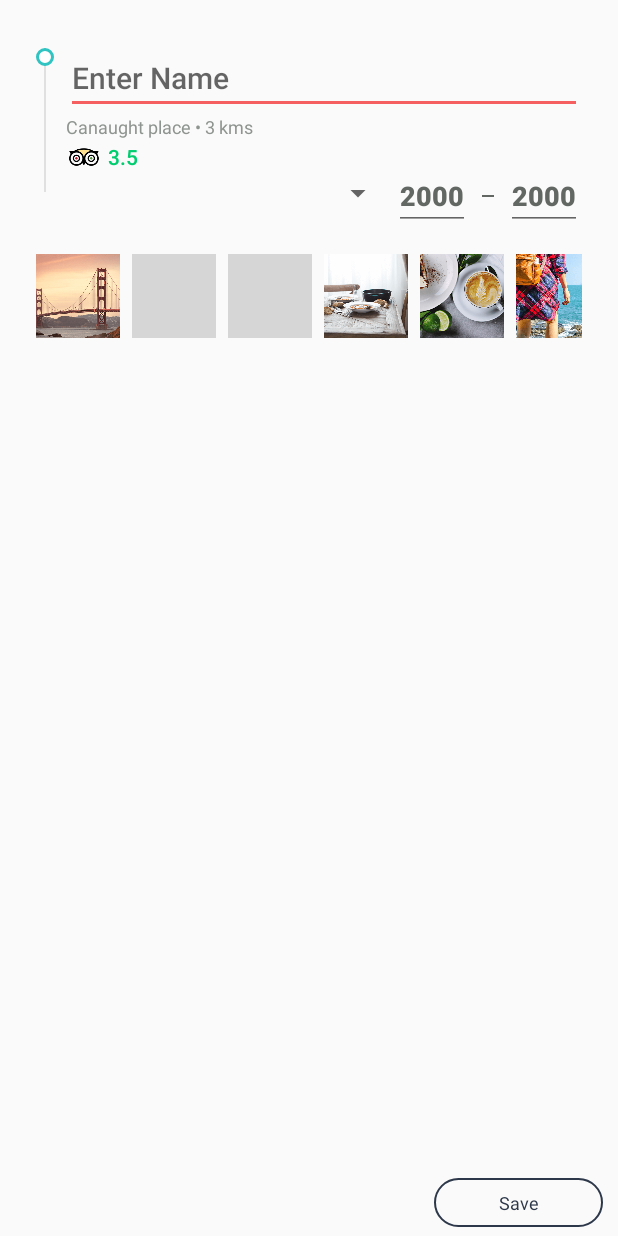
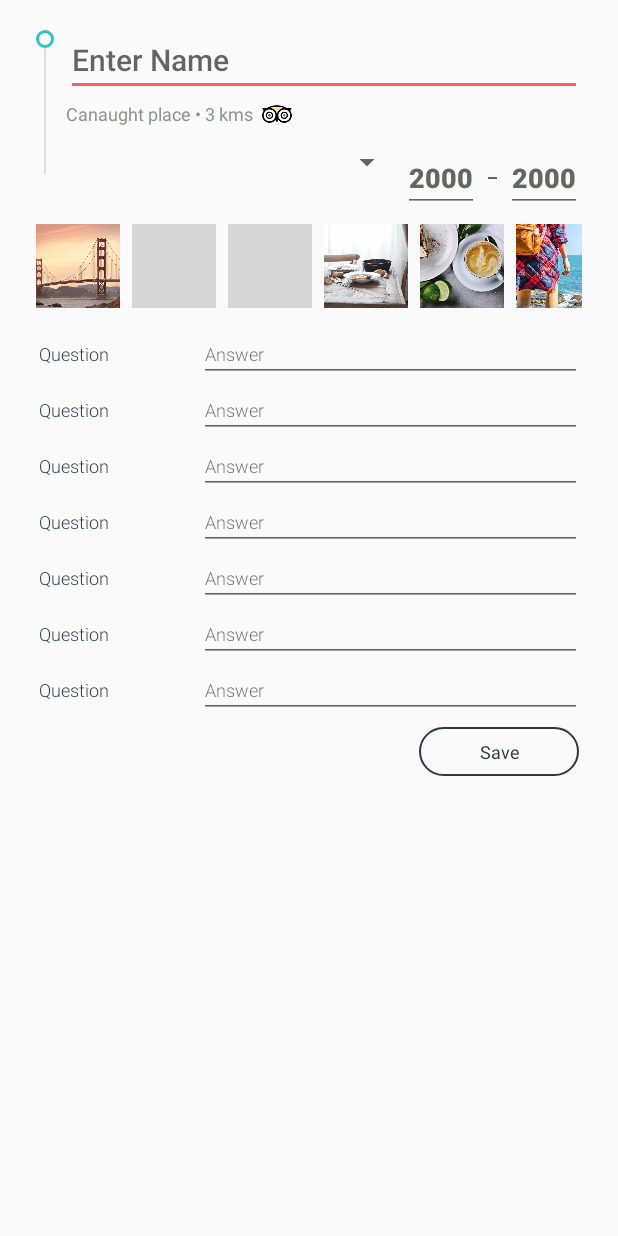
Before and after one commit to srreema/green-list, an Android app: the AddListingActivity screen opened directly, with no data from a screen before it, on a phone screen of 412 x 824 dp. Run offline under Robolectric (Android 15) with nearby library versions, the phone set to English and light mode, and no system bars; libraries missing offline, so code that uses them is left out: io.realm; 3 statements that could not run were skipped; grey boxes are pictures that could not be loaded.

Commit message:
Add Listing form UI completed.

```diff
--- a/app/src/main/java/com/styx/mobile/greenlist/ui/AddListingActivity.java
+++ b/app/src/main/java/com/styx/mobile/greenlist/ui/AddListingActivity.java
@@ -1,60 +1,51 @@
 package com.styx.mobile.greenlist.ui;
 
-import android.database.DataSetObserver;
 import android.os.Bundle;
-import android.os.PersistableBundle;
-import android.support.annotation.NonNull;
 import android.support.v7.app.AppCompatActivity;
-import android.view.View;
-import android.view.ViewGroup;
 import android.widget.ArrayAdapter;
+import android.widget.EditText;
 import android.widget.Spinner;
-import android.widget.SpinnerAdapter;
 
 import com.styx.mobile.greenlist.R;
+import com.styx.mobile.greenlist.models.Listing;
 import com.styx.mobile.greenlist.models.Type;
 
 import java.util.ArrayList;
-import java.util.Collection;
-import java.util.Date;
-import java.util.Iterator;
-import java.util.List;
-import java.util.ListIterator;
 
-import io.realm.OrderedRealmCollection;
 import io.realm.Realm;
-import io.realm.RealmBaseAdapter;
-import io.realm.RealmConfiguration;
-import io.realm.RealmModel;
-import io.realm.RealmQuery;
 import io.realm.RealmResults;
-import io.realm.Sort;
 
 public class AddListingActivity extends AppCompatActivity {
     Realm realm;
-
+    Listing newListing;
+    Spinner spinnerType;
+    EditText editTextListingName, editTextMinPrice, editTextMaxPrice;
 
     @Override
     protected void onCreate(Bundle savedInstanceState) {
         super.onCreate(savedInstanceState);
         realm = Realm.getDefaultInstance();
-
         setContentView(R.layout.activity_addlisting);
-        initalizeForm();
+        initializeUI();
     }
 
-    void initalizeForm() {
-        Spinner spinnerType = (Spinner) findViewById(R.id.spinnerType);
-        final RealmResults<Type> typeRealmResults = realm.where(Type.class).findAll();
+    void initializeUI() {
+        newListing = new Listing();
+
+        spinnerType = (Spinner) findViewById(R.id.spinnerType);
+        editTextListingName = (EditText) findViewById(R.id.editTextListingName);
+        editTextMinPrice = (EditText) findViewById(R.id.editTextMinPrice);
+        editTextMaxPrice = (EditText) findViewById(R.id.editTextMaxPrice);
 
         ArrayList<String> arrayList = new ArrayList<>();
-
-        RealmResults<Type> types = realm.where(Type.class).findAll();
-        for (Type type : types) {
+        RealmResults<Type> typeRealmResults = realm.where(Type.class).findAll();
+        for (Type type : typeRealmResults) {
             arrayList.add(type.getName());
         }
-        ArrayAdapter adapter = new ArrayAdapter(this, android.R.layout.simple_list_item_1, arrayList);
+        ArrayAdapter<String> adapter = new ArrayAdapter<>(this, android.R.layout.simple_list_item_1, arrayList);
+
         spinnerType.setAdapter(adapter);
+
     }
 
     @Override
--- a/app/src/main/res/layout/activity_addlisting.xml
+++ b/app/src/main/res/layout/activity_addlisting.xml
@@ -1,26 +1,17 @@
 <?xml version="1.0" encoding="utf-8"?>
-<RelativeLayout xmlns:android="http://schemas.android.com/apk/res/android"
+<ScrollView xmlns:android="http://schemas.android.com/apk/res/android"
     android:layout_width="match_parent"
-    android:layout_height="wrap_content"
-    android:orientation="vertical">
+    android:layout_height="match_parent">
 
     <RelativeLayout
         android:layout_width="match_parent"
         android:layout_height="wrap_content"
-        android:layout_marginBottom="0dp"
-        android:orientation="vertical"
         android:paddingLeft="24dp"
         android:paddingRight="24dp"
-        android:paddingTop="12dp">
-
-        <RelativeLayout
-            android:id="@+id/full_header_layout"
-            android:layout_width="wrap_content"
-            android:layout_height="wrap_content"
         android:paddingTop="16dp">
 
         <RelativeLayout
-                android:id="@+id/circle_layout"
+            android:id="@+id/relativeLayoutCircle"
             android:layout_width="wrap_content"
             android:layout_height="wrap_content"
             android:layout_marginRight="8dp"
@@ -39,130 +30,46 @@
                 android:background="@drawable/shape_circle_ex_red" />
         </RelativeLayout>
 
-            <LinearLayout
-                android:id="@+id/throw_header_layout"
+        <RelativeLayout
+            android:id="@+id/relativeLayoutHeader"
             android:layout_width="wrap_content"
             android:layout_height="wrap_content"
-                android:layout_toRightOf="@+id/circle_layout"
-                android:paddingBottom="8dp"
-                android:paddingLeft="0dp"
-                android:paddingRight="0dp">
-
-                <RelativeLayout
-                    android:id="@+id/header_layout"
-                    android:layout_width="wrap_content"
-                    android:layout_height="wrap_content">
+            android:layout_toRightOf="@+id/relativeLayoutCircle">
 
             <EditText
-                        android:id="@+id/tv_throw_location_name"
+                android:id="@+id/editTextName"
                 android:layout_width="match_parent"
                 android:layout_height="wrap_content"
                 android:fontFamily="@string/font_family_medium"
                 android:hint="Enter Name"
-                        android:inputType="text"
+                android:inputType="textPersonName"
                 android:maxLines="2"
                 android:textColor="@color/app_dark_100"
                 android:textSize="20sp"
                 android:textStyle="normal" />
 
-                    <TextView
-                        android:id="@+id/tv_throw_creator_name_2"
+            <RelativeLayout
+                android:layout_width="match_parent"
+                android:layout_height="wrap_content"
+                android:layout_below="@+id/linearLayoutLocation"
+                android:layout_marginTop="8dp">
+
+                <Spinner
+                    android:id="@+id/spinnerType"
+                    android:layout_width="match_parent"
+                    android:layout_height="wrap_content"
+                    android:layout_toLeftOf="@+id/linearLayoutPriceRange"
+                    android:isScrollContainer="true"
+                    android:spinnerMode="dialog" />
+
+                <LinearLayout
+                    android:id="@+id/linearLayoutPriceRange"
                     android:layout_width="wrap_content"
                     android:layout_height="wrap_content"
-                        android:layout_below="@+id/tv_throw_location_name"
-                        android:layout_centerVertical="true"
-                        android:layout_marginTop="0dp"
-                        android:fontFamily="@string/font_family_regular"
-                        android:text="Canaught place • 3 kms"
-                        android:textColor="@color/medium_green_800"
-                        android:textSize="12sp" />
-
-                    <LinearLayout
-                        android:id="@+id/tv_throw_creator_name"
-                        android:layout_width="match_parent"
-                        android:layout_height="wrap_content"
-                        android:layout_below="@+id/tv_throw_creator_name_2"
-                        android:layout_centerVertical="true"
-                        android:gravity="center_vertical">
-
-                        <ImageView
-                            android:layout_width="24dp"
-                            android:layout_height="24dp"
-                            android:layout_marginLeft="0dp"
-                            android:layout_marginRight="4dp"
-                            android:padding="2dp"
-                            android:src="@drawable/ic_ta" />
-
-                        <TextView
-                            android:layout_width="wrap_content"
-                            android:layout_height="wrap_content"
-                            android:fontFamily="@string/font_family_medium"
-                            android:text="3.5"
-                            android:textAllCaps="false"
-                            android:textColor="@color/green"
-                            android:textSize="14sp"
-                            android:textStyle="normal" />
-
-                        <TextView
-                            android:layout_width="wrap_content"
-                            android:layout_height="wrap_content"
-                            android:layout_marginLeft="24dp"
-                            android:fontFamily="@string/font_family_regular"
-                            android:text="Pay at hotel"
-                            android:textAllCaps="false"
-                            android:textColor="@color/medium_green_800"
-                            android:textSize="12sp"
-                            android:textStyle="normal"
-                            android:visibility="gone" />
-                    </LinearLayout>
-
-                    <TextView
-                        android:id="@+id/tv_throw_time"
-                        android:layout_width="wrap_content"
-                        android:layout_height="wrap_content"
-                        android:layout_below="@+id/tv_throw_creator_name"
-                        android:fontFamily="@string/font_family_light"
-                        android:text="Free WiFi, Free Cancellation, Pay at Hotel"
-                        android:textColor="@color/app_dark_100"
-                        android:textSize="12sp"
-                        android:visibility="gone" />
-
-                    <TextView
-                        android:layout_width="wrap_content"
-                        android:layout_height="wrap_content"
-                        android:layout_alignParentRight="true"
-                        android:layout_below="@+id/tv_throw_location_name"
-                        android:layout_marginTop="0dp"
-                        android:background="@drawable/shape_bg_discount"
-                        android:fontFamily="@string/font_family_medium"
-                        android:paddingBottom="4dp"
-                        android:paddingLeft="8dp"
-                        android:paddingRight="8dp"
-                        android:paddingTop="4dp"
-                        android:text="15% OFF"
-                        android:textColor="@color/white"
-                        android:textSize="10sp"
-                        android:textStyle="bold"
-                        android:visibility="gone" />
-
-                    <Spinner
-                        android:layout_width="match_parent"
-                        android:layout_height="wrap_content"
-                        android:layout_toLeftOf="@+id/asdad"
-                        android:layout_below="@+id/tv_throw_creator_name"
-                        android:id="@+id/spinnerType"
-                        android:spinnerMode="dialog"></Spinner>
-
-                    <LinearLayout
-                        android:layout_width="wrap_content"
-                        android:id="@+id/asdad"
-                        android:layout_height="wrap_content"
-                        android:layout_alignParentRight="true"
-                        android:layout_below="@+id/tv_throw_location_name"
-                        android:layout_marginTop="32dp">
+                    android:layout_alignParentRight="true">
 
                     <EditText
-                            android:id="@+id/textViewMin"
+                        android:id="@+id/editTextMinPrice"
                         android:layout_width="wrap_content"
                         android:layout_height="wrap_content"
                         android:fontFamily="@string/font_family_medium"
@@ -174,14 +81,14 @@
                         android:textStyle="bold" />
 
                     <View
-                            android:layout_width="8dp"
+                        android:layout_width="6dp"
                         android:layout_height="1dp"
                         android:layout_gravity="center_vertical"
-                            android:layout_margin="8dp"
+                        android:layout_margin="6dp"
                         android:background="@color/medium_green_900" />
 
                     <EditText
-                            android:id="@+id/textViewMax"
+                        android:id="@+id/editTextMaxPrice"
                         android:layout_width="wrap_content"
                         android:layout_height="wrap_content"
                         android:fontFamily="@string/font_family_medium"
@@ -192,15 +99,43 @@
                         android:textSize="18sp"
                         android:textStyle="bold" />
                 </LinearLayout>
+            </RelativeLayout>
+
+            <LinearLayout
+                android:id="@+id/linearLayoutLocation"
+                android:layout_width="match_parent"
+                android:layout_height="wrap_content"
+                android:layout_alignParentStart="true"
+                android:layout_below="@+id/editTextName"
+                android:gravity="center_vertical">
+
+                <TextView
+                    android:id="@+id/TextViewLocationName"
+                    android:layout_width="wrap_content"
+                    android:layout_height="wrap_content"
+                    android:layout_centerVertical="true"
+                    android:layout_marginTop="0dp"
+                    android:fontFamily="@string/font_family_regular"
+                    android:text="Canaught place • 3 kms"
+                    android:textColor="@color/medium_green_800"
+                    android:textSize="12sp" />
+
+                <ImageView
+                    android:id="@+id/imageViewLocationButton"
+                    android:layout_width="24dp"
+                    android:layout_height="24dp"
+                    android:layout_marginLeft="4dp"
+                    android:padding="2dp"
+                    android:src="@drawable/ic_ta" />
+            </LinearLayout>
 
         </RelativeLayout>
-            </LinearLayout>
 
         <LinearLayout
-                android:id="@+id/images_layout"
+            android:id="@+id/linearLayoutImages"
             android:layout_width="match_parent"
             android:layout_height="wrap_content"
-                android:layout_below="@+id/throw_header_layout">
+            android:layout_below="@+id/relativeLayoutHeader">
 
             <ImageView
                 android:id="@+id/iv_image_1"
@@ -266,15 +201,35 @@
                 android:src="@drawable/img_city_4" />
 
         </LinearLayout>
-        </RelativeLayout>
 
-    </RelativeLayout>
+        <LinearLayout
+            android:id="@+id/linearLayoutQuestionnaire"
+            android:layout_width="match_parent"
+            android:layout_height="wrap_content"
+            android:layout_below="@id/linearLayoutImages"
+            android:layout_marginTop="12dp"
+            android:orientation="vertical">
+
+            <include layout="@layout/item_question_answer" />
+
+            <include layout="@layout/item_question_answer" />
+
+            <include layout="@layout/item_question_answer" />
+
+            <include layout="@layout/item_question_answer" />
+
+            <include layout="@layout/item_question_answer" />
+
+            <include layout="@layout/item_question_answer" />
+
+            <include layout="@layout/item_question_answer" />
+        </LinearLayout>
 
         <LinearLayout
             android:layout_width="match_parent"
             android:layout_height="wrap_content"
             android:layout_alignParentBottom="true"
-        android:layout_margin="8dp"
+            android:layout_below="@+id/linearLayoutQuestionnaire"
             android:gravity="center_vertical"
             android:padding="2dp">
 
@@ -303,5 +258,5 @@
                 android:textSize="12sp" />
 
         </LinearLayout>
-
     </RelativeLayout>
+</ScrollView>
--- a/app/src/main/res/layout/item_bank_min.xml
+++ b/app/src/main/res/layout/item_bank_min.xml
@@ -22,7 +22,7 @@
             android:paddingTop="16dp">
 
             <RelativeLayout
-                android:id="@+id/circle_layout"
+                android:id="@+id/relativeLayoutCircle"
                 android:layout_width="wrap_content"
                 android:layout_height="wrap_content"
                 android:layout_marginRight="8dp"
@@ -42,10 +42,10 @@
             </RelativeLayout>
 
             <LinearLayout
-                android:id="@+id/throw_header_layout"
+                android:id="@+id/relativeLayoutHeader"
                 android:layout_width="wrap_content"
                 android:layout_height="wrap_content"
-                android:layout_toRightOf="@+id/circle_layout"
+                android:layout_toRightOf="@+id/relativeLayoutCircle"
                 android:paddingBottom="8dp"
                 android:paddingLeft="0dp"
                 android:paddingRight="0dp">
@@ -56,7 +56,7 @@
                     android:layout_height="wrap_content">
 
                     <TextView
-                        android:id="@+id/tv_throw_location_name"
+                        android:id="@+id/editTextListingName"
                         android:layout_width="wrap_content"
                         android:layout_height="wrap_content"
                         android:fontFamily="@string/font_family_medium"
@@ -66,10 +66,10 @@
                         android:textStyle="normal" />
 
                     <TextView
-                        android:id="@+id/tv_throw_creator_name_2"
+                        android:id="@+id/textViewLocation"
                         android:layout_width="wrap_content"
                         android:layout_height="wrap_content"
-                        android:layout_below="@+id/tv_throw_location_name"
+                        android:layout_below="@+id/editTextListingName"
                         android:layout_centerVertical="true"
                         android:layout_marginTop="0dp"
                         android:fontFamily="@string/font_family_regular"
@@ -78,10 +78,10 @@
                         android:textSize="12sp" />
 
                     <LinearLayout
-                        android:id="@+id/tv_throw_creator_name"
+                        android:id="@+id/linearLayoutLocation"
                         android:layout_width="match_parent"
                         android:layout_height="wrap_content"
-                        android:layout_below="@+id/tv_throw_creator_name_2"
+                        android:layout_below="@+id/textViewLocation"
                         android:layout_centerVertical="true"
                         android:gravity="center_vertical">
 
@@ -109,7 +109,7 @@
                         android:id="@+id/tv_throw_time"
                         android:layout_width="wrap_content"
                         android:layout_height="wrap_content"
-                        android:layout_below="@+id/tv_throw_creator_name"
+                        android:layout_below="@+id/linearLayoutLocation"
                         android:fontFamily="@string/font_family_light"
                         android:text="Free WiFi, Free Cancellation, Pay at Hotel"
                         android:textColor="@color/app_dark_100"
@@ -120,7 +120,7 @@
                         android:layout_width="wrap_content"
                         android:layout_height="wrap_content"
                         android:layout_alignParentRight="true"
-                        android:layout_below="@+id/tv_throw_location_name"
+                        android:layout_below="@+id/editTextListingName"
                         android:layout_marginTop="0dp"
                         android:background="@drawable/shape_bg_discount"
                         android:fontFamily="@string/font_family_medium"
@@ -138,10 +138,10 @@
             </LinearLayout>
 
             <LinearLayout
-                android:id="@+id/images_layout"
+                android:id="@+id/linearLayoutImages"
                 android:layout_width="match_parent"
                 android:layout_height="wrap_content"
-                android:layout_below="@+id/throw_header_layout">
+                android:layout_below="@+id/relativeLayoutHeader">
 
                 <ImageView
                     android:id="@+id/iv_image_1"
@@ -222,7 +222,7 @@
                 android:layout_width="wrap_content"
                 android:layout_height="wrap_content"
                 android:layout_alignParentRight="true"
-                android:layout_below="@+id/images_layout"
+                android:layout_below="@+id/linearLayoutImages"
                 android:layout_marginBottom="4dp"
                 android:layout_marginTop="8dp"
                 android:background="@drawable/shape_btn_hollow_black"
--- a/app/src/main/res/layout/item_category.xml
+++ b/app/src/main/res/layout/item_category.xml
@@ -16,7 +16,7 @@
         android:tint="@color/text_black" />
 
     <TextView
-        android:id="@+id/tv_throw_location_name"
+        android:id="@+id/editTextListingName"
         android:layout_width="match_parent"
         android:layout_height="wrap_content"
         android:layout_centerHorizontal="true"
--- /dev/null
+++ b/app/src/main/res/layout/item_question_answer.xml
@@ -0,0 +1,29 @@
+<?xml version="1.0" encoding="utf-8"?>
+<LinearLayout xmlns:android="http://schemas.android.com/apk/res/android"
+    android:layout_width="match_parent"
+    android:layout_height="wrap_content"
+    android:layout_below="@id/linearLayoutImages"
+    android:weightSum="1">
+
+    <TextView xmlns:android="http://schemas.android.com/apk/res/android"
+        android:layout_width="0dp"
+        android:layout_height="match_parent"
+        android:layout_weight=".3"
+        android:fontFamily="@string/font_family_light"
+        android:text="Question"
+        android:padding="2dp"
+        android:gravity="center_vertical"
+        android:textColor="@color/app_dark_100"
+        android:textSize="12sp" />
+
+    <EditText
+        android:layout_width="0dp"
+        android:layout_height="wrap_content"
+        android:layout_weight=".7"
+        android:fontFamily="@string/font_family_light"
+        android:hint="Answer"
+        android:inputType="text"
+        android:maxLines="1"
+        android:textColor="@color/app_dark_100"
+        android:textSize="12sp" />
+</LinearLayout>
```
Lines whose indentation alone changed are shown as unchanged.
